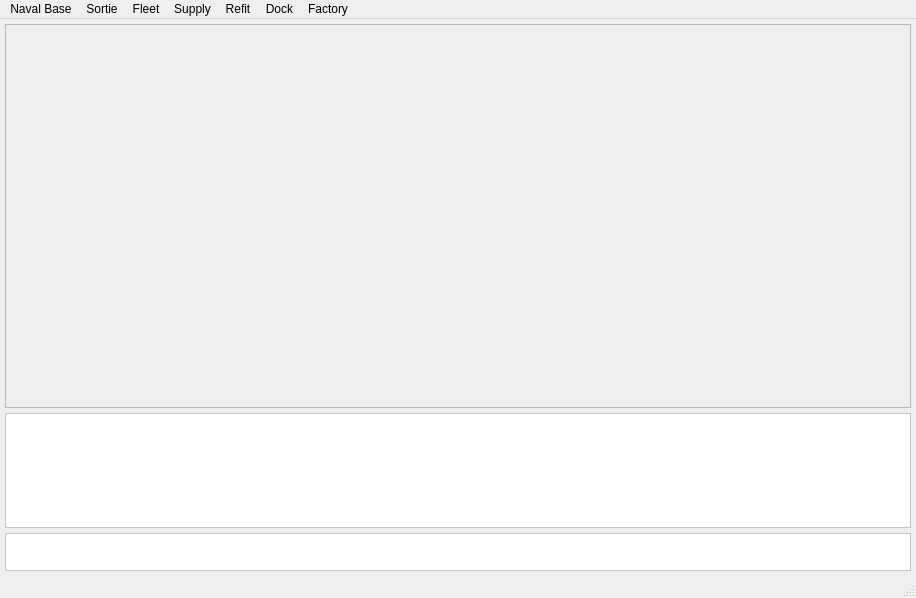
Old version of the form CyberFleet/ClientGUI/ui/mainwindow.ui in the repository ibicdlcod/GuoMuoRuoProject.
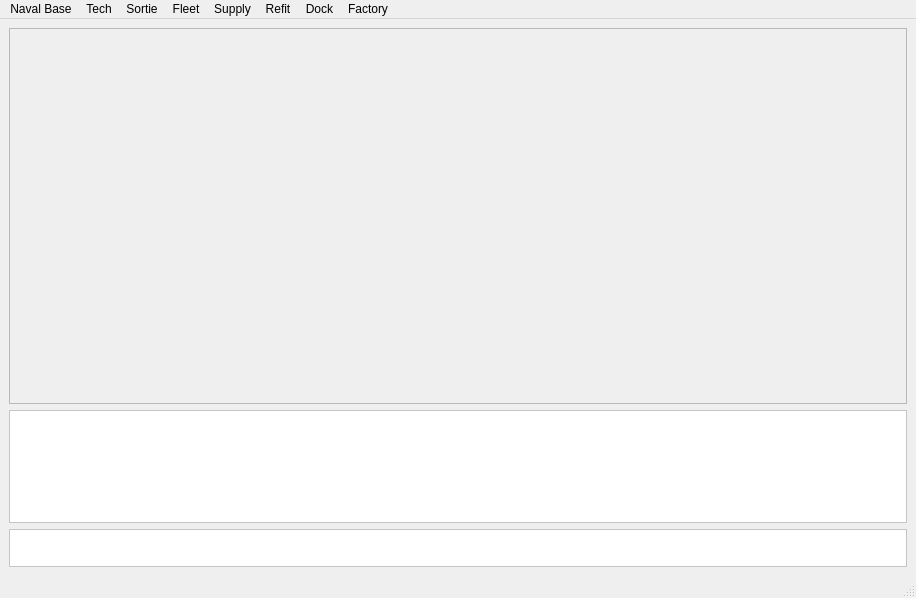
New version of the form.

Patch:
```diff
--- a/CyberFleet/ClientGUI/ui/mainwindow.ui
+++ b/CyberFleet/ClientGUI/ui/mainwindow.ui
@@ -18,21 +18,6 @@
     <string notr="true"/>
    </property>
    <layout class="QVBoxLayout" name="verticalLayout">
-    <property name="spacing">
-     <number>5</number>
-    </property>
-    <property name="leftMargin">
-     <number>5</number>
-    </property>
-    <property name="topMargin">
-     <number>5</number>
-    </property>
-    <property name="rightMargin">
-     <number>5</number>
-    </property>
-    <property name="bottomMargin">
-     <number>5</number>
-    </property>
     <item>
      <widget class="QFrame" name="MainArea">
       <property name="sizePolicy">
@@ -51,21 +36,46 @@
        <enum>QFrame::Raised</enum>
       </property>
       <layout class="QHBoxLayout" name="horizontalLayout">
-       <property name="spacing">
-        <number>0</number>
-       </property>
-       <property name="leftMargin">
-        <number>0</number>
-       </property>
-       <property name="topMargin">
-        <number>0</number>
-       </property>
-       <property name="rightMargin">
-        <number>0</number>
-       </property>
-       <property name="bottomMargin">
-        <number>3</number>
-       </property>
+       <item>
+        <widget class="QWidget" name="License" native="true">
+         <property name="sizePolicy">
+          <sizepolicy hsizetype="Minimum" vsizetype="Minimum">
+           <horstretch>1</horstretch>
+           <verstretch>0</verstretch>
+          </sizepolicy>
+         </property>
+         <property name="minimumSize">
+          <size>
+           <width>1</width>
+           <height>0</height>
+          </size>
+         </property>
+         <property name="styleSheet">
+          <string notr="true"/>
+         </property>
+         <layout class="QVBoxLayout" name="verticalLayout_2"/>
+        </widget>
+       </item>
+       <item>
+        <widget class="QWidget" name="LoginScreen" native="true">
+         <property name="sizePolicy">
+          <sizepolicy hsizetype="Minimum" vsizetype="Minimum">
+           <horstretch>1</horstretch>
+           <verstretch>0</verstretch>
+          </sizepolicy>
+         </property>
+         <property name="minimumSize">
+          <size>
+           <width>1</width>
+           <height>0</height>
+          </size>
+         </property>
+         <property name="styleSheet">
+          <string notr="true"/>
+         </property>
+         <layout class="QGridLayout" name="gridLayout_2"/>
+        </widget>
+       </item>
        <item>
         <widget class="QWidget" name="PortArea" native="true">
          <property name="sizePolicy">
@@ -87,24 +97,7 @@
         </widget>
        </item>
        <item>
-        <widget class="QWidget" name="LoginScreen" native="true">
-         <property name="sizePolicy">
-          <sizepolicy hsizetype="Minimum" vsizetype="Minimum">
-           <horstretch>1</horstretch>
-           <verstretch>0</verstretch>
-          </sizepolicy>
-         </property>
-         <property name="minimumSize">
-          <size>
-           <width>1</width>
-           <height>0</height>
-          </size>
-         </property>
-         <property name="styleSheet">
-          <string notr="true"/>
-         </property>
-         <layout class="QGridLayout" name="gridLayout_2"/>
-        </widget>
+        <widget class="QWidget" name="TechArea" native="true"/>
        </item>
        <item>
         <widget class="QWidget" name="FactoryArea" native="true">
@@ -126,26 +119,6 @@
          <layout class="QGridLayout" name="gridLayout_3"/>
         </widget>
        </item>
-       <item>
-        <widget class="QWidget" name="License" native="true">
-         <property name="sizePolicy">
-          <sizepolicy hsizetype="Minimum" vsizetype="Minimum">
-           <horstretch>1</horstretch>
-           <verstretch>0</verstretch>
-          </sizepolicy>
-         </property>
-         <property name="minimumSize">
-          <size>
-           <width>1</width>
-           <height>0</height>
-          </size>
-         </property>
-         <property name="styleSheet">
-          <string notr="true"/>
-         </property>
-         <layout class="QVBoxLayout" name="verticalLayout_2"/>
-        </widget>
-       </item>
       </layout>
       <zorder>FactoryArea</zorder>
       <zorder>License</zorder>
@@ -203,7 +176,7 @@
      <x>0</x>
      <y>0</y>
      <width>916</width>
-     <height>27</height>
+     <height>22</height>
     </rect>
    </property>
    <widget class="QMenu" name="menuSortie">
@@ -245,7 +218,14 @@
     <addaction name="actionLogout"/>
     <addaction name="actionExit"/>
    </widget>
+   <widget class="QMenu" name="menuTech">
+    <property name="title">
+     <string>Tech</string>
+    </property>
+    <addaction name="actionView_Tech"/>
+   </widget>
    <addaction name="menuNaval_Base"/>
+   <addaction name="menuTech"/>
    <addaction name="menuSortie"/>
    <addaction name="menuFleet"/>
    <addaction name="menuSupply"/>
```
Left out of the diff: 6 changed lines with no effect on the pictures.
